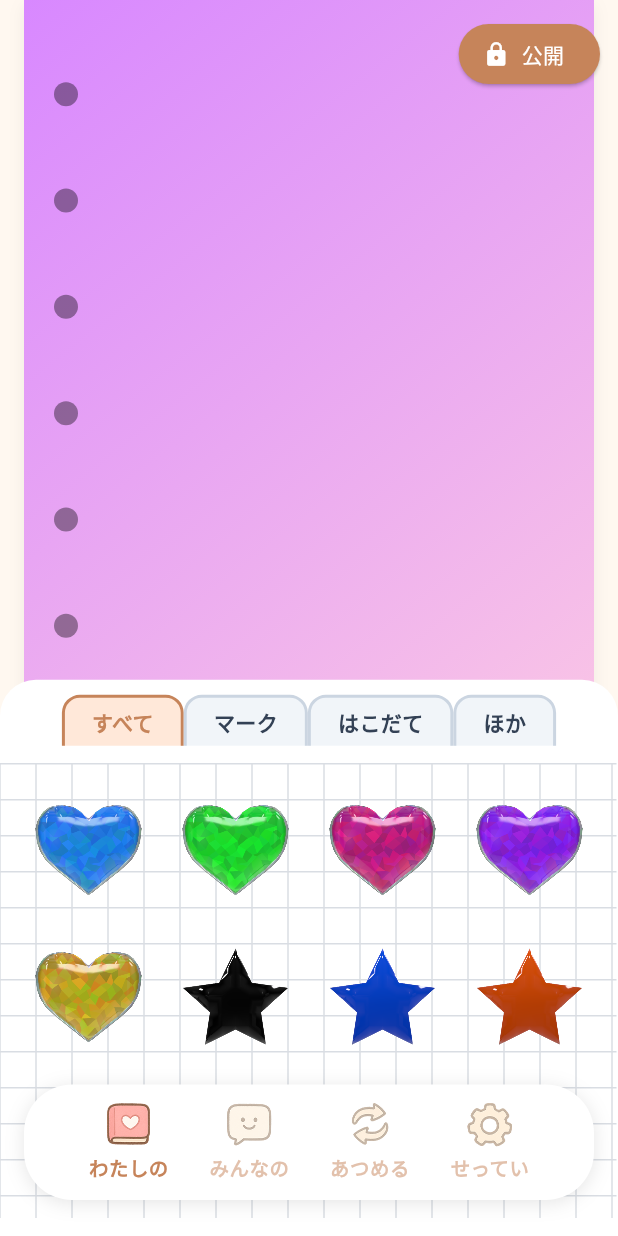
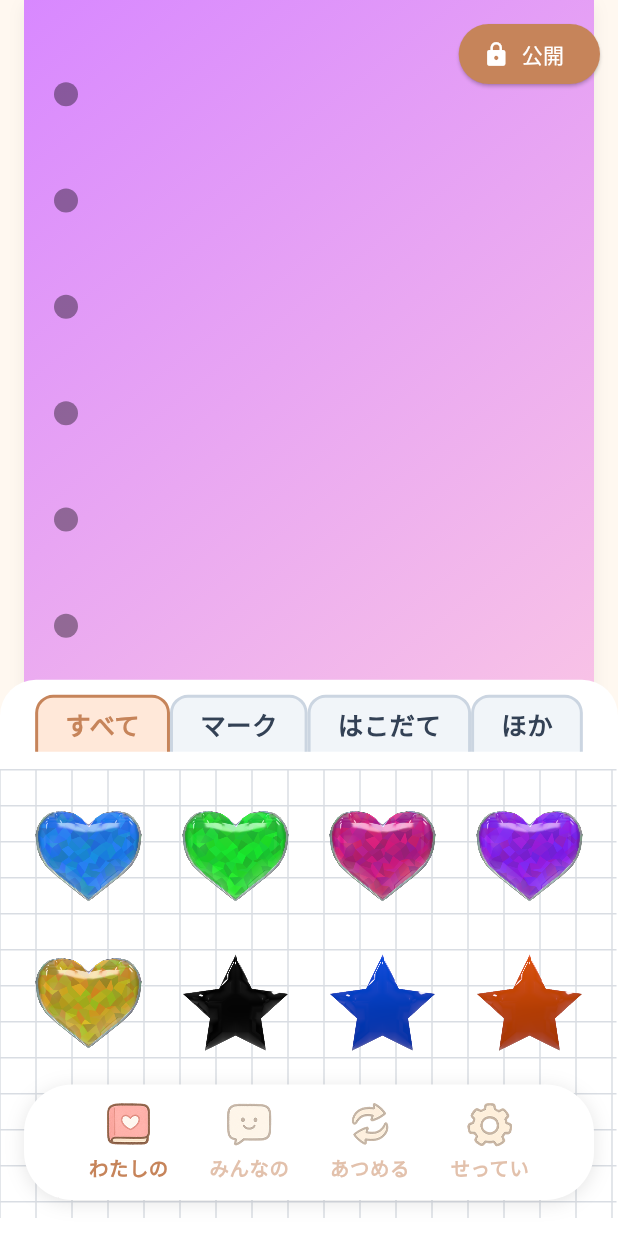
Before and after one commit to p2hacks2025/post-04, a Flutter app: the screen it shows after launch, on a phone screen of 412 x 824 dp. Run offline on Flutter 3.47's test engine with Material 3 defaults, Android fonts, the phone set to English and light mode, and no system bars; our stand-ins replace cloud_firestore, firebase_auth, firebase_core, google_fonts; missing offline and left inert: model_viewer_plus, photo_manager; accounts and stored records are empty; network calls fail; statements that could not run were skipped.

Commit message:
feat: タブのスタイル調整

```diff
--- a/lib/core/widgets/category_tab.dart
+++ b/lib/core/widgets/category_tab.dart
@@ -22,7 +22,9 @@ class CategoryTab extends StatelessWidget {
       child: Container(
         padding: const EdgeInsets.symmetric(horizontal: 18, vertical: 6),
         decoration: BoxDecoration(
-          color: isSelected ? AppColors.categorySelected : AppColors.categoryUnselected,
+          color: isSelected
+              ? AppColors.categorySelected
+              : AppColors.categoryUnselected,
           borderRadius: const BorderRadius.only(
             topLeft: Radius.circular(12),
             topRight: Radius.circular(12),
@@ -46,7 +48,8 @@ class CategoryTab extends StatelessWidget {
           label,
           style: TextStyle(
             color: isSelected ? AppColors.primary : AppColors.textPrimary,
-            fontWeight: isSelected ? FontWeight.w900 : FontWeight.w600,
+            fontSize: 17,
+            fontWeight: isSelected ? FontWeight.w900 : FontWeight.w700,
           ),
         ),
       ),
--- a/lib/features/sticker_book/presentation/widgets/sticker_list_bottom_sheet.dart
+++ b/lib/features/sticker_book/presentation/widgets/sticker_list_bottom_sheet.dart
@@ -95,7 +95,7 @@ class _StickerTabs extends StatelessWidget {
       padding: const EdgeInsets.only(bottom: 6),
       child: SingleChildScrollView(
         scrollDirection: Axis.horizontal,
-        padding: const EdgeInsets.only(left: 0, right: 0),
+        padding: const EdgeInsets.only(left: 16, right: 16),
         child: Row(
           mainAxisAlignment: MainAxisAlignment.start,
           children: [
```
